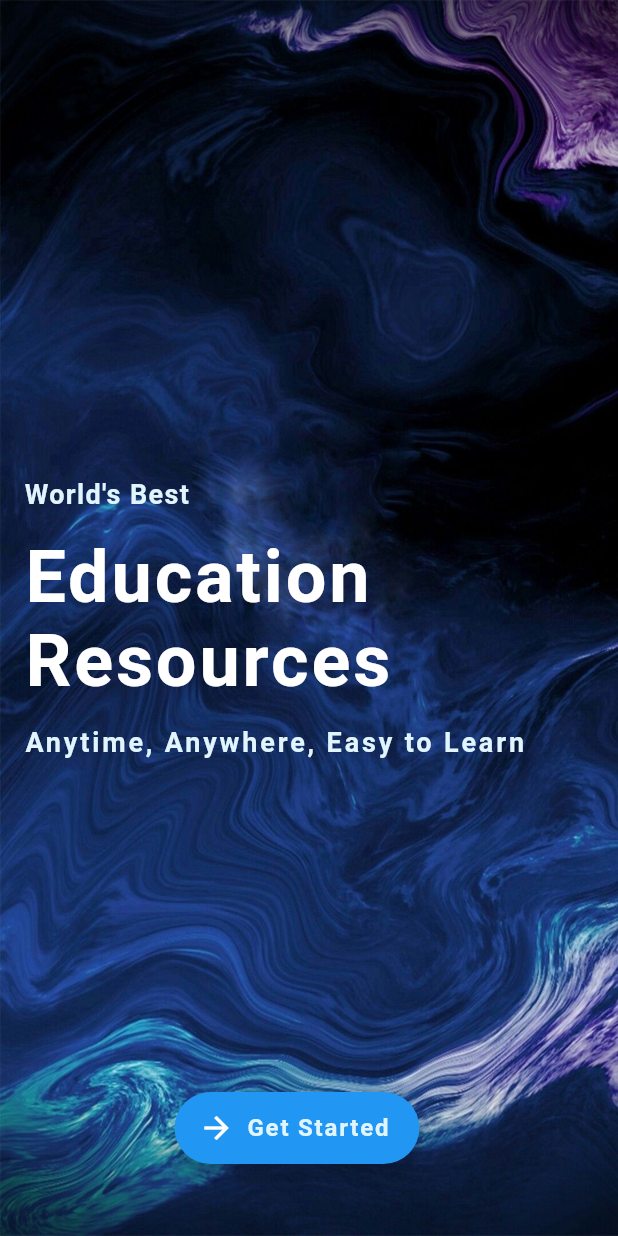
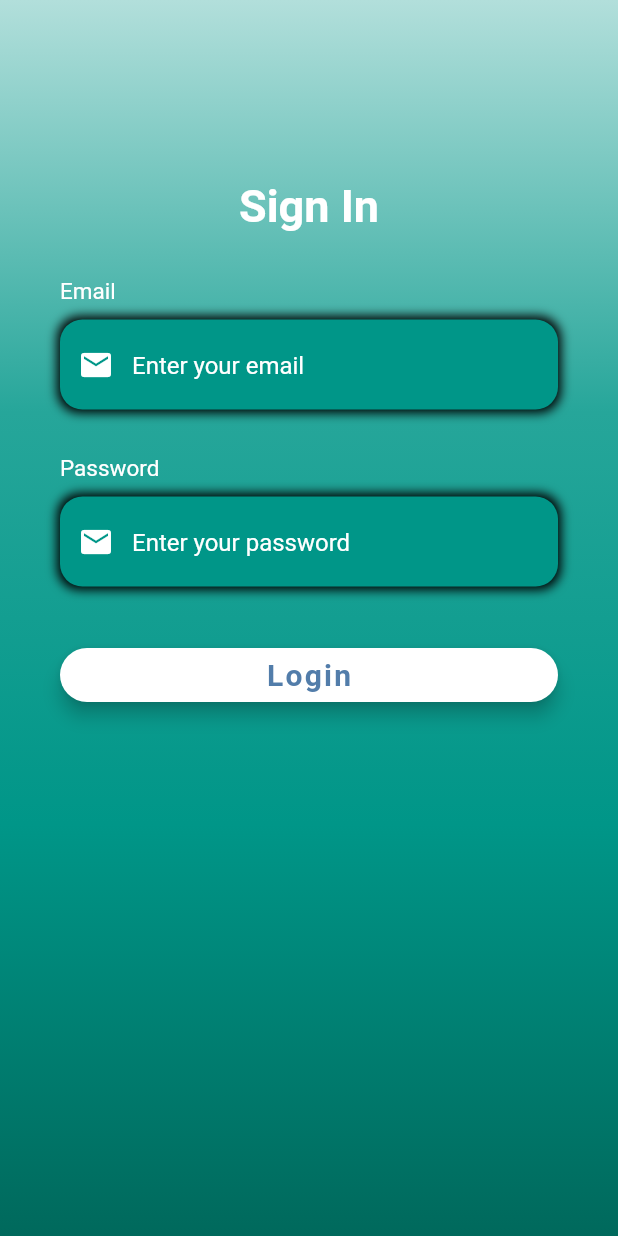
Before and after one commit to Blaze-Community/our_e_college_app, a Flutter app: the screen it shows after launch, on a phone screen of 412 x 824 dp. Run offline on Flutter 3.47's test engine with Material 2 defaults, Android fonts, the phone set to English and light mode, and no system bars; our stand-ins replace flutter_svg; Roboto replaces fonts that are missing (OpenSans).

```diff
--- a/lib/main.dart
+++ b/lib/main.dart
@@ -23,74 +23,149 @@ class MyHomePage extends StatelessWidget {
   @override
   Widget build(BuildContext context) {
     return Scaffold(
-      floatingActionButton: Padding(
-        padding: EdgeInsets.only(right: 16.0, bottom: 32),
-        child: FloatingActionButton.extended(
+      body: Stack(
+        children: [
+          Container(
+            height: double.infinity,
+            width: double.infinity,
+            decoration: BoxDecoration(
+              gradient: LinearGradient(
+                  begin: Alignment.topCenter,
+                  end: Alignment.bottomCenter,
+                  colors: [
+                    Colors.teal[100],
+                    Colors.teal[400],
+                    Colors.teal,
+                    Colors.teal[800],
+                  ]),
+            ),
+          ),
+          Container(
+            height: double.infinity,
+            child: SingleChildScrollView(
+              physics: AlwaysScrollableScrollPhysics(),
+              padding: EdgeInsets.symmetric(horizontal: 40, vertical: 120.0),
+              child: Column(
+                children: [
+                  Text(
+                    'Sign In',
+                    style: TextStyle(
+                        color: Colors.white,
+                        fontFamily: 'OpenSans',
+                        fontSize: 30.0,
+                        fontWeight: FontWeight.bold),
+                  ),
+                  SizedBox(
+                    height: 30.0,
+                  ),
+                  Column(
+                    crossAxisAlignment: CrossAxisAlignment.start,
+                    children: [
+                      Text(
+                        'Email',
+                        style: TextStyle(color: Colors.white, fontSize: 15),
+                      ),
+                      SizedBox(
+                        height: 10,
+                      ),
+                      Container(
+                        alignment: Alignment.centerLeft,
+                        height: 60.0,
+                        decoration: BoxDecoration(
+                            color: Colors.teal,
+                            borderRadius: BorderRadius.circular(15),
+                            boxShadow: [
+                              BoxShadow(
+                                color: Colors.black,
+                                blurRadius: 5.0,
+                                spreadRadius: 2.0,
+                              )
+                            ]),
+                        child: TextField(
+                          keyboardType: TextInputType.emailAddress,
+                          style: TextStyle(color: Colors.white),
+                          decoration: InputDecoration(
+                              border: InputBorder.none,
+                              contentPadding: EdgeInsets.only(top: 15.0),
+                              prefixIcon: Icon(
+                                Icons.email,
+                                color: Colors.white,
+                              ),
+                              hintText: 'Enter your email',
+                              hintStyle: TextStyle(color: Colors.white)),
+                        ),
+                      ),
+                      SizedBox(
+                        height: 30,
+                      ),
+                      Text(
+                        'Password',
+                        style: TextStyle(color: Colors.white, fontSize: 15),
+                      ),
+                      SizedBox(
+                        height: 10,
+                      ),
+                      Container(
+                        alignment: Alignment.centerLeft,
+                        height: 60.0,
+                        decoration: BoxDecoration(
+                            color: Colors.teal,
+                            borderRadius: BorderRadius.circular(15),
+                            boxShadow: [
+                              BoxShadow(
+                                color: Colors.black,
+                                blurRadius: 5.0,
+                                spreadRadius: 2.0,
+                              )
+                            ]),
+                        child: TextField(
+                          obscureText: true,
+                          style: TextStyle(color: Colors.white),
+                          decoration: InputDecoration(
+                            border: InputBorder.none,
+                            contentPadding: EdgeInsets.only(top: 15.0),
+                            prefixIcon: Icon(
+                              Icons.email,
+                              color: Colors.white,
+                            ),
+                            hintText: 'Enter your password',
+                            hintStyle: TextStyle(color: Colors.white),
+                          ),
+                        ),
+                      ),
+                      Container(
+                        padding: EdgeInsets.symmetric(vertical: 35.0),
+                        width: double.infinity,
+                        child: RaisedButton(
+                          elevation: 5.0,
                           onPressed: () {
                             Navigator.push(
                                 context,
                                 MaterialPageRoute(
-                    builder: (BuildContext context) => Resources()));
+                                    builder: (BuildContext context) =>
+                                        Resources()));
                           },
-          label: Text('Get Started',
+                          shape: RoundedRectangleBorder(
+                              borderRadius: BorderRadius.circular(30.0)),
+                          color: Colors.white,
+                          child: Text(
+                            'Login',
                             style: TextStyle(
-                  color: Color(0xffE1F5FF),
-                  fontSize: 16,
-                  fontWeight: FontWeight.bold)),
-          icon: Icon(Icons.arrow_forward_sharp),
-          backgroundColor: Colors.blue,
+                                color: Color(0xFF527DAA),
+                                letterSpacing: 1.5,
+                                fontSize: 20,
+                                fontWeight: FontWeight.bold,
+                                fontFamily: 'OpenSans'),
                           ),
                         ),
-      floatingActionButtonLocation: FloatingActionButtonLocation.centerFloat,
-      body: Container(
-        height: double.infinity,
-        width: double.infinity,
-        decoration: BoxDecoration(
-          image: DecorationImage(
-              image: AssetImage("assets/splash2.jpg"), fit: BoxFit.fill),
-        ),
-        child: Padding(
-          padding: const EdgeInsets.all(16.0),
-          child: Column(
-            mainAxisAlignment: MainAxisAlignment.center,
-            crossAxisAlignment: CrossAxisAlignment.start,
-            children: <Widget>[
-              Text(
-                "World's Best",
-                textAlign: TextAlign.left,
-                style: TextStyle(
-                    color: Color(0xffE1F5FF),
-                    fontSize: 18,
-                    letterSpacing: 0.9,
-                    fontWeight: FontWeight.bold),
-              ),
-              SizedBox(
-                height: 16,
-              ),
-              Text(
-                "Education  Resources",
-                textAlign: TextAlign.left,
-                style: TextStyle(
-                    color: Colors.white,
-                    fontSize: 48,
-                    letterSpacing: 1.9,
-                    fontWeight: FontWeight.w700),
-              ),
-              SizedBox(
-                height: 16,
-              ),
-              Text(
-                "Anytime, Anywhere, Easy to Learn",
-                textAlign: TextAlign.left,
-                style: TextStyle(
-                    color: Color(0xffE1F5FF),
-                    fontSize: 18,
-                    letterSpacing: 1.9,
-                    fontWeight: FontWeight.bold),
+                      )
+                    ],
                   )
                 ],
               ),
             ),
+          )
+        ],
       ),
     );
   }
```
Lines whose indentation alone changed are shown as unchanged.
